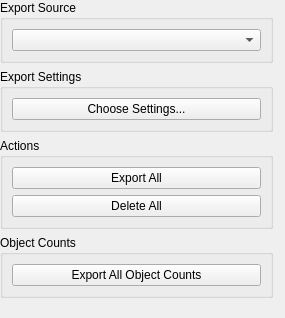
This is ilastik/applets/counting/dataExportDrawer.ui in ilastik/ilastik as Qt 5 draws it before an edit. The edited form follows.
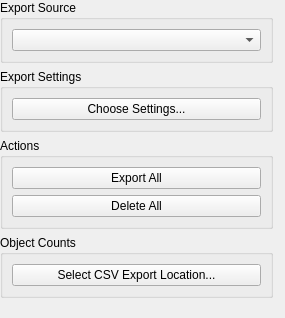
This is the edited form.

Patch:
```diff
--- a/ilastik/applets/counting/dataExportDrawer.ui
+++ b/ilastik/applets/counting/dataExportDrawer.ui
@@ -94,7 +94,7 @@
         <item>
          <widget class="QPushButton" name="exportAllObjectCountsButton">
           <property name="text">
-           <string>Export All Object Counts</string>
+           <string>Select CSV Export Location...</string>
           </property>
          </widget>
         </item>
```
Left out of the diff: 2 changed lines with no effect on the pictures.
